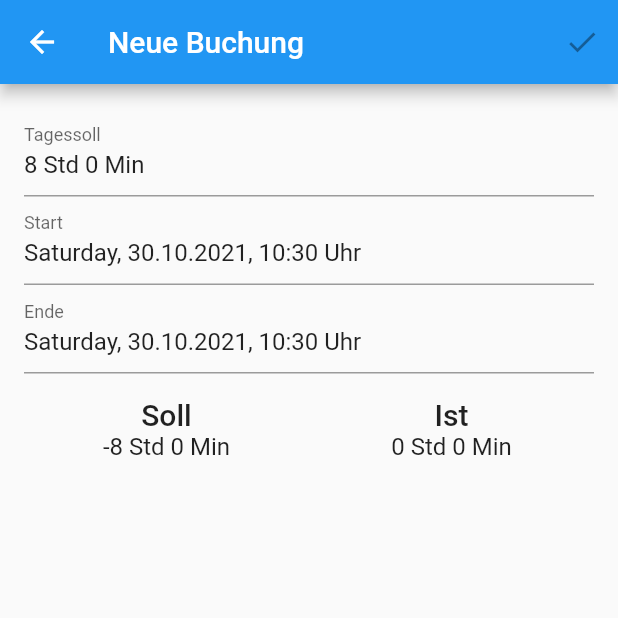
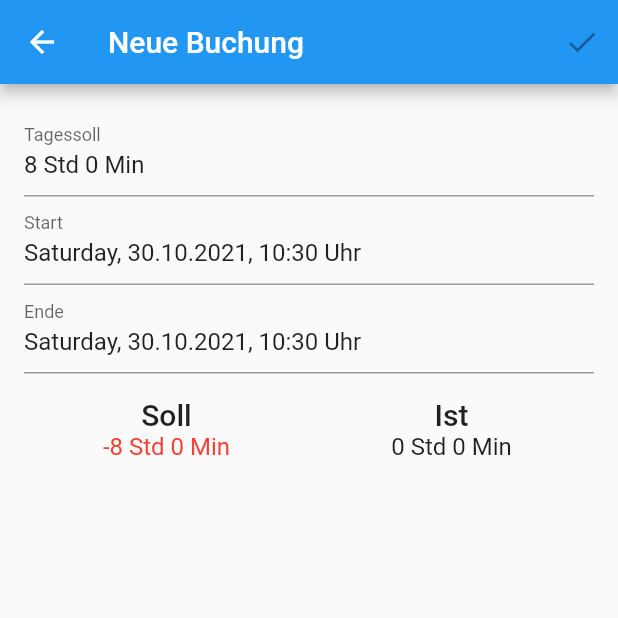
Before and after one commit to sterlp/time_tracker, a Flutter app: the EditBookingPage screen opened directly with empty values, on a phone screen of 412 x 824 dp, the top half of it. Run offline on Flutter 3.47's test engine with Material 2 defaults, Android fonts, the phone set to English and light mode, and no system bars; our stand-ins replace sqflite, sqflite_common; missing offline and left inert: dependency_container; accounts and stored records are empty; statements that could not run were skipped.

Commit message:
using german language now

```diff
--- a/lib/booking/widget/daily_bookings_list.dart
+++ b/lib/booking/widget/daily_bookings_list.dart
@@ -19,7 +19,7 @@ class DailyBookingsList extends StatelessWidget {
   @override
   Widget build(BuildContext context) {
     String? lastDay;
-    final df = DateFormat('EEEE, dd.MM');
+    final df = DateFormat('EEEE, dd.MM', 'de');
     return ValueListenableBuilder<List<TimeBooking>>(
       valueListenable: items,
       builder: (context, value, child) {
--- a/lib/booking/widget/time_account.dart
+++ b/lib/booking/widget/time_account.dart
@@ -12,6 +12,10 @@ class TimeAccount extends StatelessWidget {
     final divToday = done - target;
     final textStyle = Theme.of(context).textTheme.subtitle1;
     final headStyle = Theme.of(context).textTheme.headline6;
+
+    var c = Theme.of(context).primaryTextTheme.subtitle1?.color ?? Colors.black;
+    if (divToday.inMinutes > 0) c = Colors.green;
+    else if (divToday.inMinutes < 30) c = Colors.red;
     // final doneAt = DateTime.now().subtract(done).add(target);
 
     return Table(
@@ -20,13 +24,13 @@ class TimeAccount extends StatelessWidget {
           children: [
             Center(child: Text('Soll', style: headStyle,)),
             Center(child: Text('Ist', style: headStyle,)),
-            //Center(child: Icon(Icons.hourglass_top, size: 32)),
-            //Center(child: Icon(Icons.hourglass_bottom, size: 32,)),
           ]
         ),
         TableRow(children: [
-          Center(child: Text(toDurationHoursAndMinutes(divToday), style: textStyle,)),
-          Center(child: Text(toDurationHoursAndMinutes(done), style: textStyle))
+          Center(child: Text(toDurationHoursAndMinutes(divToday),
+            style: textStyle?.apply(color: c),)),
+          Center(child: Text(toDurationHoursAndMinutes(done),
+              style: textStyle))
         ]),
       ],
     );
--- a/lib/booking/widget/timer_button.dart
+++ b/lib/booking/widget/timer_button.dart
@@ -22,7 +22,7 @@ class TimerButton extends StatefulWidget {
 
 class _TimerButtonState extends State<TimerButton> {
   Timer? _refreshTimer;
-  final _headerFormat = DateFormat('EEEE, dd.MM.yyyy');
+  final _headerFormat = DateFormat('EEEE, dd.MM.yyyy', 'de');
   var _now = DateTimeUtil.precisionMinutes(DateTime.now());
 
   @override
--- a/lib/common/widget/label_text_widget.dart
+++ b/lib/common/widget/label_text_widget.dart
@@ -17,8 +17,10 @@ class LabelTextWidget extends StatelessWidget {
 
   @override
   Widget build(BuildContext context) {
-    final headerStyle = Theme.of(context).textTheme.subtitle1;
-    final valueStyle = DefaultTextStyle.of(context).style.apply(fontWeightDelta: 3);
+    final headerStyle = Theme.of(context).textTheme.subtitle2?.apply(
+        color: Theme.of(context).disabledColor);
+    final valueStyle = Theme.of(context).textTheme.subtitle1;
+
     return Column(
       crossAxisAlignment: CrossAxisAlignment.start,
       children: [
```
Also changed, not shown: 2 other files.
